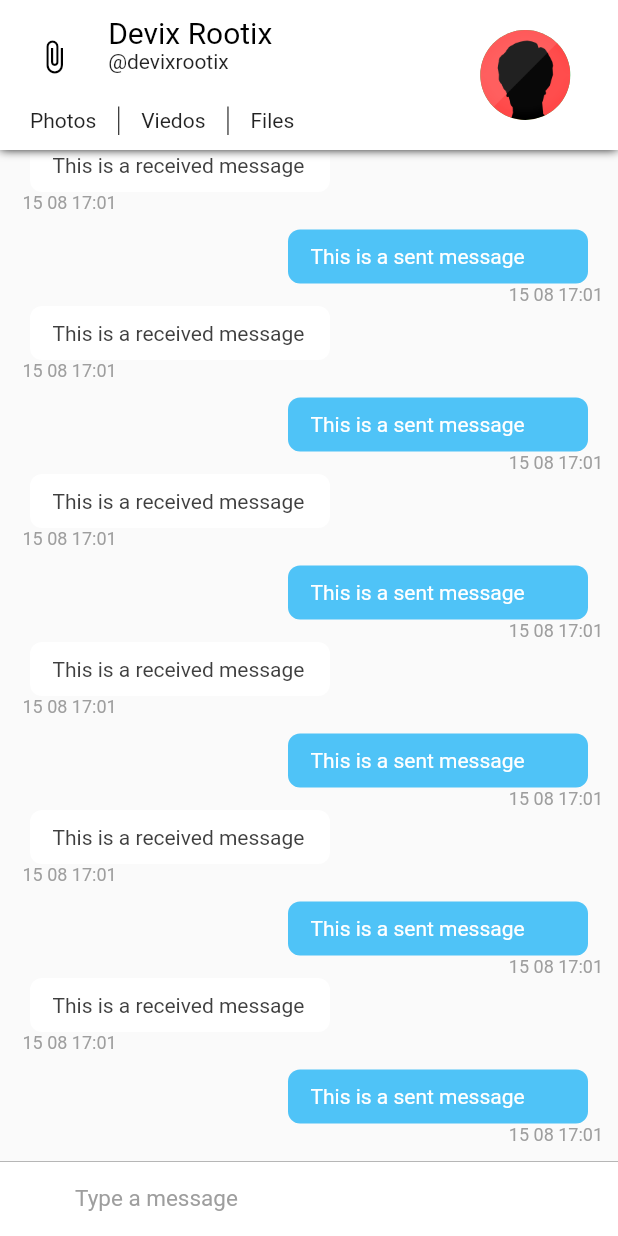
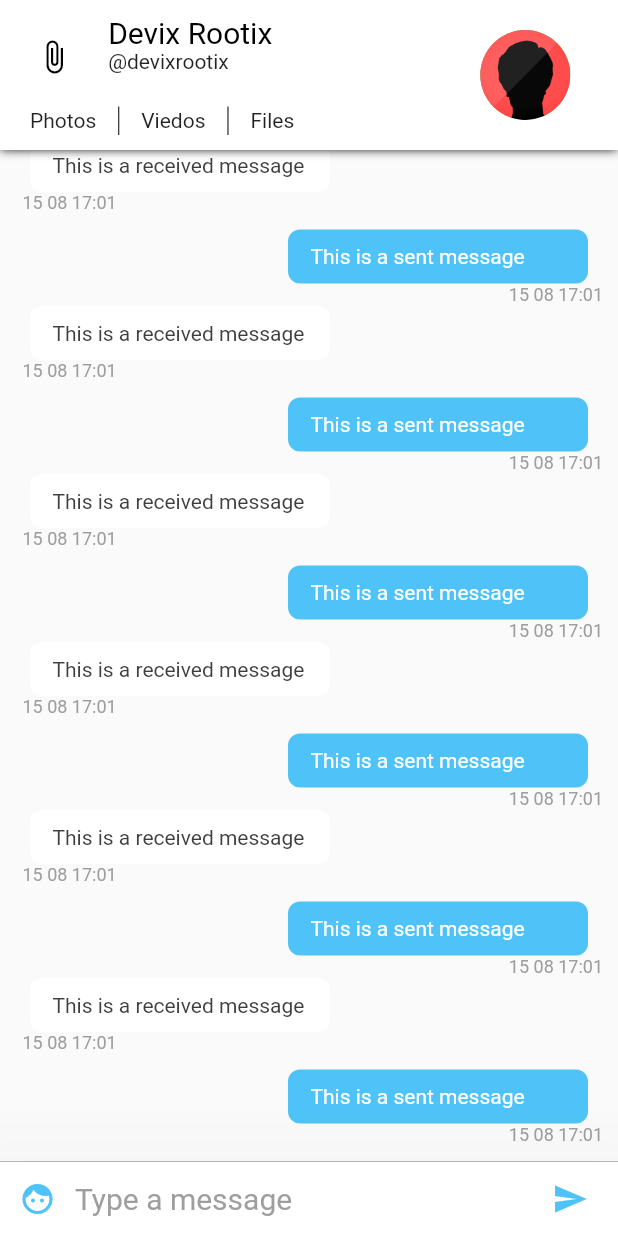
Before and after one commit to root5427/nuntius, a Flutter app: the screen it shows after launch, on a phone screen of 412 x 824 dp. Run offline on Flutter 3.47's test engine with Material 2 defaults, Android fonts, the phone set to English and light mode, and no system bars; missing offline and left inert: rubber.

Commit message:
Made InputWidget Slideable

```diff
--- a/lib/main.dart
+++ b/lib/main.dart
@@ -8,6 +8,7 @@ class MyApp extends StatelessWidget {
   Widget build(BuildContext context) {
     return MaterialApp(
         title: 'Flutter Demo',
+        debugShowCheckedModeBanner: false,
         theme: ThemeData(primarySwatch: Colors.red),
         home: ChatPageList());
   }
--- a/lib/pages/ChatPage.dart
+++ b/lib/pages/ChatPage.dart
@@ -1,7 +1,6 @@
 import 'package:flutter/material.dart';
 import 'package:nuntius/widgets/ChatAppBar.dart';
 import 'package:nuntius/widgets/ChatListWidget.dart';
-import 'package:nuntius/widgets/InputWidget.dart';
 
 class ChatPage extends StatefulWidget {
   @override
@@ -20,7 +19,6 @@ class _ChatPageState extends State<ChatPage> {
             Column(
               children: <Widget>[
                 ChatListWidget(),
-                InputWidget(),
               ],
             ),
           ],
--- a/lib/pages/ChatPageList.dart
+++ b/lib/pages/ChatPageList.dart
@@ -1,4 +1,7 @@
 import 'package:flutter/material.dart';
+import 'package:nuntius/widgets/InputWidget.dart';
+import 'package:rubber/rubber.dart';
+import 'ChatBottomSheet.dart';
 import 'ChatPage.dart';
 
 class ChatPageList extends StatefulWidget {
@@ -7,15 +10,49 @@ class ChatPageList extends StatefulWidget {
   const ChatPageList();
 }
 
-class _ChatPageListState extends State<ChatPageList> {
+class _ChatPageListState extends State<ChatPageList>
+    with SingleTickerProviderStateMixin {
+  var controller;
+  final GlobalKey<ScaffoldState> _scaffoldKey = GlobalKey<ScaffoldState>();
+
+  @override
+  void initState() {
+    controller = RubberAnimationController(vsync: this);
+    super.initState();
+  }
+
   @override
   Widget build(BuildContext context) {
-    return PageView(
-      children: <Widget>[
-        ChatPage(),
-        ChatPage(),
-        ChatPage(),
-      ],
+    return SafeArea(
+      child: Scaffold(
+        key: _scaffoldKey,
+        body: Column(
+          children: <Widget>[
+            Expanded(
+              child: PageView(
+                children: <Widget>[
+                  ChatPage(),
+                  ChatPage(),
+                  ChatPage(),
+                ],
+              ),
+            ),
+            Container(
+              child: GestureDetector(
+                child: InputWidget(),
+                onPanUpdate: (details) {
+                  if (details.delta.dy < 0) {
+                    _scaffoldKey.currentState
+                        .showBottomSheet((BuildContext context) {
+                      return ChatBottomSheet();
+                    });
+                  }
+                },
+              ),
+            ),
+          ],
+        ),
+      ),
     );
   }
 }
--- a/lib/widgets/ChatItemWidget.dart
+++ b/lib/widgets/ChatItemWidget.dart
@@ -1,4 +1,5 @@
 import 'package:flutter/material.dart';
+import 'package:nuntius/config/Styles.dart';
 import 'package:nuntius/config/Palette.dart';
 import 'package:intl/intl.dart';
 
@@ -32,13 +33,10 @@ class ChatItemWidget extends StatelessWidget {
               children: <Widget>[
                 Container(
                   child: Text(
-                      DateFormat('dd MM kk:mm').format(
-                          DateTime.fromMillisecondsSinceEpoch(1565888474278)),
-                      style: TextStyle(
-                        color: Palette.greyColor,
-                        fontSize: 12.0,
-                        fontStyle: FontStyle.normal,
-                      )),
+                    DateFormat('dd MM kk:mm').format(
+                        DateTime.fromMillisecondsSinceEpoch(1565888474278)),
+                    style: Styles.date,
+                  ),
                   margin: EdgeInsets.only(left: 5.0, top: 0.5, bottom: 0.5),
                 ),
               ],
@@ -67,13 +65,10 @@ class ChatItemWidget extends StatelessWidget {
             ),
             Container(
               child: Text(
-                  DateFormat('dd MM kk:mm').format(
-                      DateTime.fromMillisecondsSinceEpoch(1565888474278)),
-                  style: TextStyle(
-                    color: Palette.greyColor,
-                    fontSize: 12.0,
-                    fontStyle: FontStyle.normal,
-                  )),
+                DateFormat('dd MM kk:mm')
+                    .format(DateTime.fromMillisecondsSinceEpoch(1565888474278)),
+                style: Styles.date,
+              ),
               margin: EdgeInsets.only(left: 5.0, top: 0.5, bottom: 0.5),
             ),
           ],
--- a/lib/widgets/InputWidget.dart
+++ b/lib/widgets/InputWidget.dart
@@ -1,11 +1,15 @@
 import 'package:flutter/material.dart';
 import 'package:nuntius/config/Palette.dart';
+import 'package:nuntius/pages/ChatBottomSheet.dart';
 
 class InputWidget extends StatelessWidget {
   final TextEditingController textEditingController = TextEditingController();
+  InputWidget();
   @override
   Widget build(BuildContext context) {
-    return Container(
+    return Material(
+      elevation: 60.0,
+      child: Container(
         child: Row(
           children: <Widget>[
             Material(
@@ -13,21 +17,35 @@ class InputWidget extends StatelessWidget {
                 margin: EdgeInsets.symmetric(horizontal: 1.0),
                 child: IconButton(
                   icon: Icon(Icons.face),
-                color: Palette.primaryColor,
-                onPressed: () => {},
+                  color: Palette.accentColor,
+                  onPressed: () => {
+                    showModalBottomSheet(
+                        context: context,
+                        builder: (BuildContext bc) {
+                          return Container(
+                            child: Wrap(
+                              children: <Widget>[ChatBottomSheet()],
+                            ),
+                          );
+                        })
+                  },
                 ),
               ),
               color: Colors.white,
             ),
             Flexible(
+              child: Material(
                 child: Container(
                   child: TextField(
-                style:
-                    TextStyle(color: Palette.primaryTextColor, fontSize: 15.0),
+                    style: TextStyle(
+                        color: Palette.primaryTextColor, fontSize: 20.0),
                     controller: textEditingController,
                     decoration: InputDecoration.collapsed(
+                        filled: true,
+                        fillColor: Colors.white,
                         hintText: 'Type a message',
                         hintStyle: TextStyle(color: Palette.greyColor)),
+                  ),
                 ),
               ),
             ),
@@ -37,7 +55,7 @@ class InputWidget extends StatelessWidget {
                 child: IconButton(
                   icon: Icon(Icons.send),
                   onPressed: () => {},
-                color: Palette.primaryColor,
+                  color: Palette.accentColor,
                 ),
               ),
               color: Colors.white,
@@ -55,6 +73,7 @@ class InputWidget extends StatelessWidget {
           ),
           color: Colors.white,
         ),
+      ),
     );
   }
 }
--- a/pubspec.yaml
+++ b/pubspec.yaml
@@ -20,7 +20,7 @@ dependencies:
   flutter:
     sdk: flutter
   intl: ^0.15.8
-
+  rubber: ^0.3.2
   # The following adds the Cupertino Icons font to your application.
   # Use with the CupertinoIcons class for iOS style icons.
   cupertino_icons: ^0.1.2
```
Also changed, not shown: lib/pages/ChatBottomSheet.dart (added, +59 -0 lines), lib/widgets/ChatRowWidget.dart (added, +54 -0 lines), lib/widgets/NavigationPillWidget.dart (added, +33 -0 lines), pubspec.lock. Lines whose indentation alone changed are shown as unchanged.
